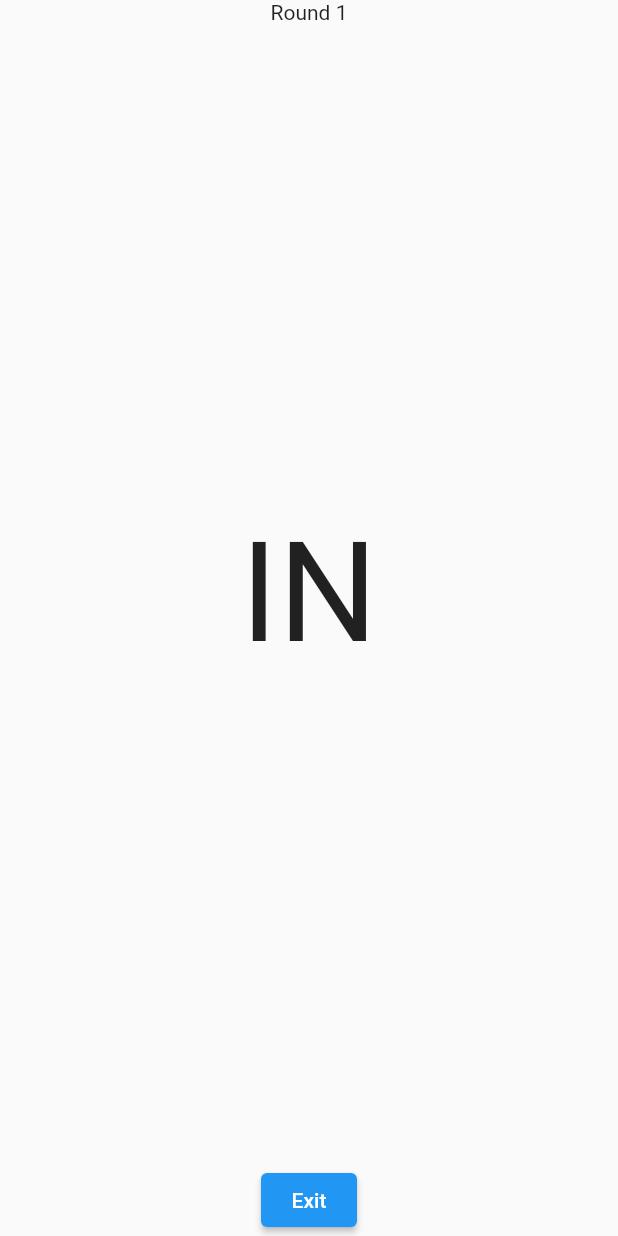
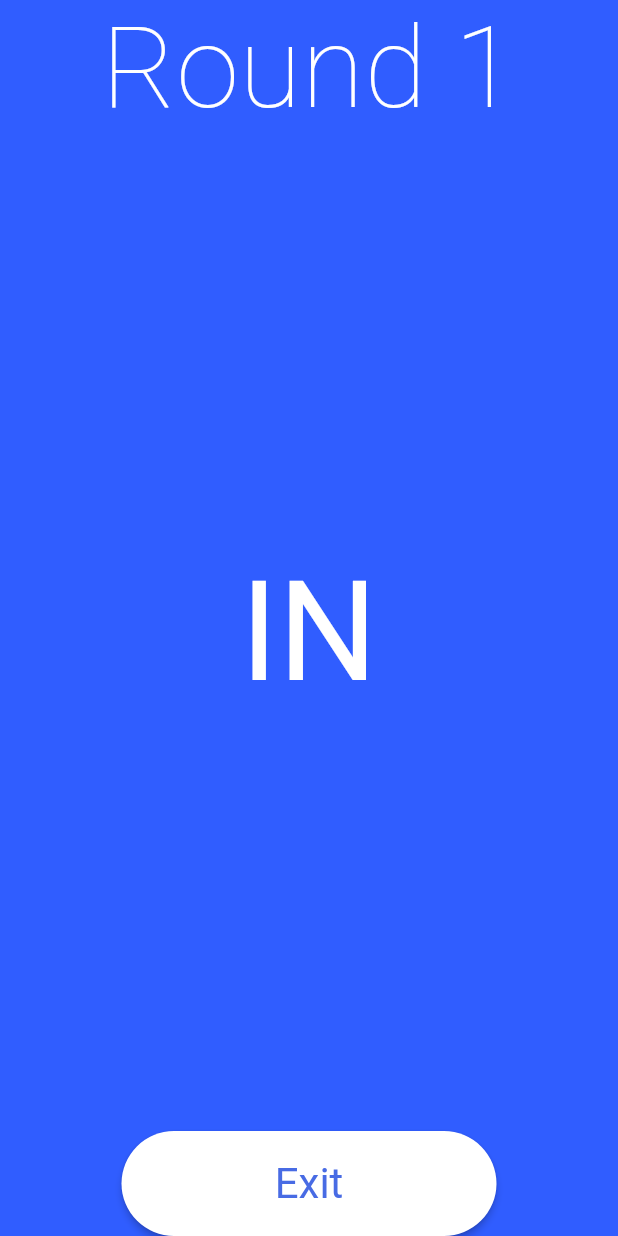
Before and after one commit to Janzi14/breathing_trainer, a Flutter app: the screen it shows after launch, after a tap on "Start Session", on a phone screen of 412 x 824 dp. Run offline on Flutter 3.47's test engine with Material 2 defaults, Android fonts, the phone set to English and light mode, and no system bars.

Commit message:
create basic app theme

```diff
--- a/lib/main.dart
+++ b/lib/main.dart
@@ -13,6 +13,40 @@ class MainApp extends StatelessWidget {
   @override
   Widget build(BuildContext context) {
     return MaterialApp(
+      theme: ThemeData(
+        scaffoldBackgroundColor: const Color.fromRGBO(48, 93, 255, 1),
+        colorScheme: const ColorScheme(
+          brightness: Brightness.dark,
+          primary: Colors.white,
+          onPrimary: Color.fromRGBO(72, 107, 228, 1),
+          secondary: Color.fromRGBO(91, 140, 204, 0.536),
+          onSecondary: Color.fromRGBO(91, 140, 204, 0.536),
+          error: Colors.red,
+          onError: Colors.white,
+          background: Color.fromRGBO(48, 93, 255, 1),
+          onBackground: Colors.white,
+          surface: Colors.white,
+          onSurface: Color.fromRGBO(48, 93, 255, 1),
+        ),
+        elevatedButtonTheme: ElevatedButtonThemeData(
+          style: ElevatedButton.styleFrom(
+            shape: RoundedRectangleBorder(
+              borderRadius: BorderRadius.circular(50),
+            ),
+            fixedSize: const Size(250, 70),
+            textStyle: const TextStyle(fontSize: 28.0),
+          ),
+        ),
+        textTheme: const TextTheme(
+          titleSmall: TextStyle(
+              fontSize: 76.0, fontWeight: FontWeight.w100, color: Colors.white),
+          labelSmall: TextStyle(
+            fontSize: 24.0,
+            fontWeight: FontWeight.normal,
+            color: Colors.white70,
+          ),
+        ),
+      ),
       title: 'Let us breathe',
       initialRoute: '/',
       routes: {
--- a/lib/routes/breathing.dart
+++ b/lib/routes/breathing.dart
@@ -50,7 +50,12 @@ class _BreathingRouteState extends State<BreathingRoute>
         child: Column(
           mainAxisAlignment: MainAxisAlignment.spaceBetween,
           children: [
-            SafeArea(child: Text('Round $round')),
+            SafeArea(
+              child: Text(
+                'Round $round',
+                style: Theme.of(context).textTheme.titleSmall,
+              ),
+            ),
             Text(
               BreathingAnimation.isHold
                   ? 'HOLD'
--- a/lib/routes/home.dart
+++ b/lib/routes/home.dart
@@ -9,14 +9,17 @@ class HomeRoute extends StatelessWidget {
     return Scaffold(
       body: Center(
         child: Column(
-          children: const [
+          children: [
             Padding(
-              padding: EdgeInsets.only(bottom: 100.0),
+              padding: const EdgeInsets.only(bottom: 100.0),
               child: SafeArea(
-                child: Text('Breathify'),
+                child: Text(
+                  'Breathify',
+                  style: Theme.of(context).textTheme.titleSmall,
+                ),
               ),
             ),
-            BreathingConfigForm(),
+            const BreathingConfigForm(),
           ],
         ),
       ),
--- a/lib/routes/stats.dart
+++ b/lib/routes/stats.dart
@@ -5,9 +5,12 @@ class StatsRoute extends StatelessWidget {
 
   @override
   Widget build(BuildContext context) {
-    return const Scaffold(
+    return Scaffold(
       body: Center(
-        child: Text('Stats!'),
+        child: Text(
+          'Stats!',
+          style: Theme.of(context).textTheme.titleSmall,
+        ),
       ),
     );
   }
--- a/lib/widgets/breathing_config_form.dart
+++ b/lib/widgets/breathing_config_form.dart
@@ -51,11 +51,11 @@ class _BreathingConfigFormState extends State<BreathingConfigForm> {
               mainAxisAlignment: MainAxisAlignment.spaceEvenly,
               children: [
                 NumberInputField(
-                  labelText: 'Hold after inhale in seconds',
+                  labelText: 'Hold after inhale',
                   controller: inhaleHoldController,
                 ),
                 NumberInputField(
-                  labelText: 'Hold after exhale in seconds',
+                  labelText: 'Hold after exhale',
                   controller: exhaleHoldController,
                 ),
               ],
--- a/lib/widgets/number_input_field.dart
+++ b/lib/widgets/number_input_field.dart
@@ -21,6 +21,7 @@ class NumberInputField extends StatelessWidget {
         inputFormatters: [FilteringTextInputFormatter.digitsOnly],
         decoration: InputDecoration(
           labelText: labelText,
+          labelStyle: Theme.of(context).textTheme.labelSmall,
           floatingLabelAlignment: FloatingLabelAlignment.center,
           border: const OutlineInputBorder(
             borderRadius: BorderRadius.all(
```
